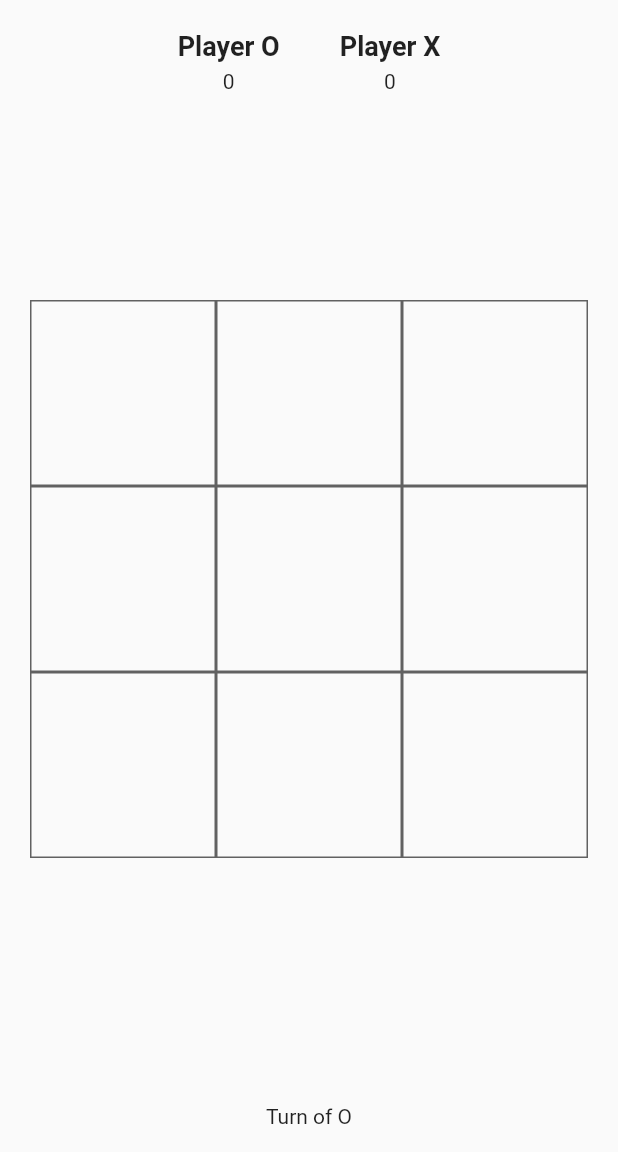
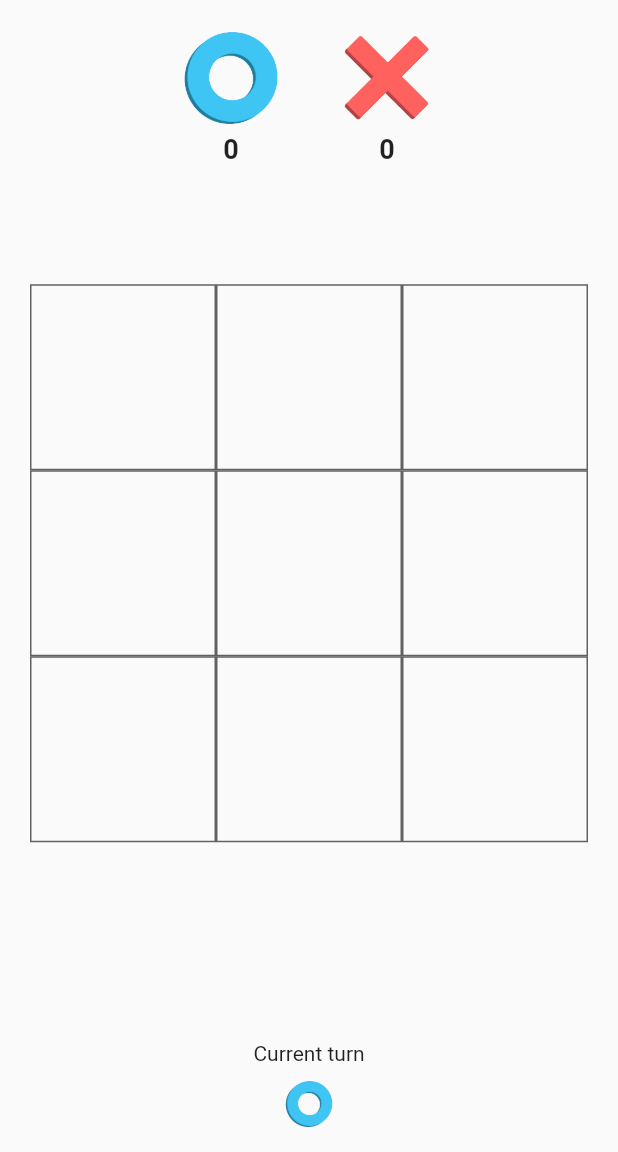
Before and after one commit to mathkruger/tic_tac_toe_flutter, a Flutter app: the screen it shows after launch, on a phone screen of 412 x 824 dp, the part 84-1236 px from its top. Run offline on Flutter 3.47's test engine with Material 2 defaults, Android fonts, the phone set to English and light mode, and no system bars.

Commit message:
adding images, refactoring the check_winner function

```diff
--- a/lib/main.dart
+++ b/lib/main.dart
@@ -2,11 +2,11 @@ import 'package:flutter/material.dart';
 import 'alert_dialog.dart';
 
 void main() {
-  runApp(const MyApp());
+  runApp(const App());
 }
 
-class MyApp extends StatelessWidget {
-  const MyApp({Key? key}) : super(key: key);
+class App extends StatelessWidget {
+  const App({Key? key}) : super(key: key);
 
   @override
   Widget build(BuildContext context) {
@@ -15,26 +15,29 @@ class MyApp extends StatelessWidget {
       theme: ThemeData(
         primarySwatch: Colors.amber,
       ),
-      home: const MyHomePage(title: 'Tic Tac Toe'),
+      home: const MainPage(title: 'Tic Tac Toe'),
     );
   }
 }
 
-class MyHomePage extends StatefulWidget {
-  const MyHomePage({Key? key, required this.title}) : super(key: key);
+class MainPage extends StatefulWidget {
+  const MainPage({Key? key, required this.title}) : super(key: key);
 
   final String title;
 
   @override
-  State<MyHomePage> createState() => _MyHomePageState();
+  State<MainPage> createState() => _MainPageState();
 }
 
-class _MyHomePageState extends State<MyHomePage> {
+class _MainPageState extends State<MainPage> {
   int _scoreX = 0;
   int _scoreO = 0;
   bool _turnOfO = true;
   int _filledBoxes = 0;
   final List<String> _xOrOList = ['', '', '', '', '', '', '', '', ''];
+
+  final circle = const Image(image: AssetImage('images/circle.png'));
+  final cross = const Image(image: AssetImage('images/cross.png'));
 
   void _clearBoard({bool clearGame = false}) {
     setState(() {
@@ -53,7 +56,7 @@ class _MyHomePageState extends State<MyHomePage> {
   }
 
   Widget _buildPointsTable() {
-    const labelStyle = TextStyle(fontWeight: FontWeight.bold, fontSize: 18.0);
+    const textStyle = TextStyle(fontWeight: FontWeight.bold, fontSize: 18.0);
 
     return Expanded(
       child: Row(
@@ -63,9 +66,9 @@ class _MyHomePageState extends State<MyHomePage> {
             padding: const EdgeInsets.all(20.0),
             child: Column(
               children: [
-                const Text('Player O', style: labelStyle),
+                SizedBox(width: 64, height: 64, child: circle),
                 const SizedBox(height: 5),
-                Text(_scoreO.toString())
+                Text(_scoreO.toString(), style: textStyle)
               ],
             ),
           ),
@@ -73,9 +76,9 @@ class _MyHomePageState extends State<MyHomePage> {
             padding: const EdgeInsets.all(20.0),
             child: Column(
               children: [
-                const Text('Player X', style: labelStyle),
+                SizedBox(width: 64, height: 64, child: cross),
                 const SizedBox(height: 5),
-                Text(_scoreX.toString())
+                Text(_scoreX.toString(), style: textStyle)
               ],
             ),
           )
@@ -85,6 +88,7 @@ class _MyHomePageState extends State<MyHomePage> {
   }
 
   Widget _buildGrid() {
+    final elements = {'x': cross, 'o': circle, '': null};
     return Expanded(
         flex: 3,
         child: Padding(
@@ -101,15 +105,7 @@ class _MyHomePageState extends State<MyHomePage> {
                   child: Container(
                     decoration: BoxDecoration(
                         border: Border.all(color: Colors.grey.shade700)),
-                    child: Center(
-                      child: Text(_xOrOList[index],
-                          style: TextStyle(
-                            color: _xOrOList[index] == 'x'
-                                ? Colors.blue
-                                : Colors.red,
-                            fontSize: 40,
-                          )),
-                    ),
+                    child: elements[_xOrOList[index]],
                   ));
             },
           ),
@@ -119,10 +115,15 @@ class _MyHomePageState extends State<MyHomePage> {
   Widget _buildTurn() {
     return Padding(
       padding: const EdgeInsets.all(16.0),
-      child: Center(
-        child: Text(
-          _turnOfO ? 'Turn of O' : 'Turn of X',
-        ),
+      child: Column(
+        mainAxisAlignment: MainAxisAlignment.center,
+        children: [
+          const Text('Current turn'),
+          const SizedBox(height: 10),
+          _turnOfO
+              ? SizedBox(width: 32, height: 32, child: circle)
+              : SizedBox(width: 32, height: 32, child: cross),
+        ],
       ),
     );
   }
@@ -140,54 +141,30 @@ class _MyHomePageState extends State<MyHomePage> {
   }
 
   void _checkWinner() {
-    // ROWS
-    // first row
-    if (_xOrOList[0] == _xOrOList[1] &&
-        _xOrOList[0] == _xOrOList[2] &&
-        _xOrOList[0] != '') {
-      _showAlertDialog('Winner', _xOrOList[0]);
+    // Draw
+    if (_filledBoxes == 9) {
+      _showAlertDialog('Draw', '');
       return;
     }
 
-    // second row
-    if (_xOrOList[3] == _xOrOList[4] &&
-        _xOrOList[3] == _xOrOList[5] &&
-        _xOrOList[3] != '') {
-      _showAlertDialog('Winner', _xOrOList[3]);
-      return;
-    }
-
-    // third row
-    if (_xOrOList[6] == _xOrOList[7] &&
-        _xOrOList[6] == _xOrOList[8] &&
-        _xOrOList[6] != '') {
-      _showAlertDialog('Winner', _xOrOList[6]);
-      return;
+    // ROWS
+    for (int i = 0; i <= 6; i += 3) {
+      if (_xOrOList[i] == _xOrOList[i + 1] &&
+          _xOrOList[i] == _xOrOList[i + 2] &&
+          _xOrOList[i] != '') {
+        _showAlertDialog('Winner', _xOrOList[i]);
+        return;
+      }
     }
 
     // COLUMNS
-    // first column
-    if (_xOrOList[0] == _xOrOList[3] &&
-        _xOrOList[0] == _xOrOList[6] &&
-        _xOrOList[0] != '') {
-      _showAlertDialog('Winner', _xOrOList[0]);
-      return;
-    }
-
-    // second column
-    if (_xOrOList[1] == _xOrOList[4] &&
-        _xOrOList[1] == _xOrOList[7] &&
-        _xOrOList[1] != '') {
-      _showAlertDialog('Winner', _xOrOList[1]);
-      return;
-    }
-
-    // third column
-    if (_xOrOList[2] == _xOrOList[5] &&
-        _xOrOList[2] == _xOrOList[8] &&
-        _xOrOList[2] != '') {
-      _showAlertDialog('Winner', _xOrOList[2]);
-      return;
+    for (int i = 0; i <= 2; i++) {
+      if (_xOrOList[i] == _xOrOList[i + 3] &&
+          _xOrOList[i] == _xOrOList[i + 6] &&
+          _xOrOList[i] != '') {
+        _showAlertDialog('Winner', _xOrOList[i]);
+        return;
+      }
     }
 
     // DIAGONS
@@ -205,11 +182,6 @@ class _MyHomePageState extends State<MyHomePage> {
         _xOrOList[2] != '') {
       _showAlertDialog('Winner', _xOrOList[2]);
       return;
-    }
-
-    // Draw
-    if (_filledBoxes == 9) {
-      _showAlertDialog('Draw', '');
     }
   }
 
--- a/pubspec.yaml
+++ b/pubspec.yaml
@@ -58,9 +58,9 @@ flutter:
   uses-material-design: true
 
   # To add assets to your application, add an assets section, like this:
-  # assets:
-  #   - images/a_dot_burr.jpeg
-  #   - images/a_dot_ham.jpeg
+  assets:
+    - images/circle.png
+    - images/cross.png
 
   # An image asset can refer to one or more resolution-specific "variants", see
   # https://flutter.dev/assets-and-images/#resolution-aware
```
Also changed, not shown: images/circle.png (added), images/cross.png (added), 2 other files.
